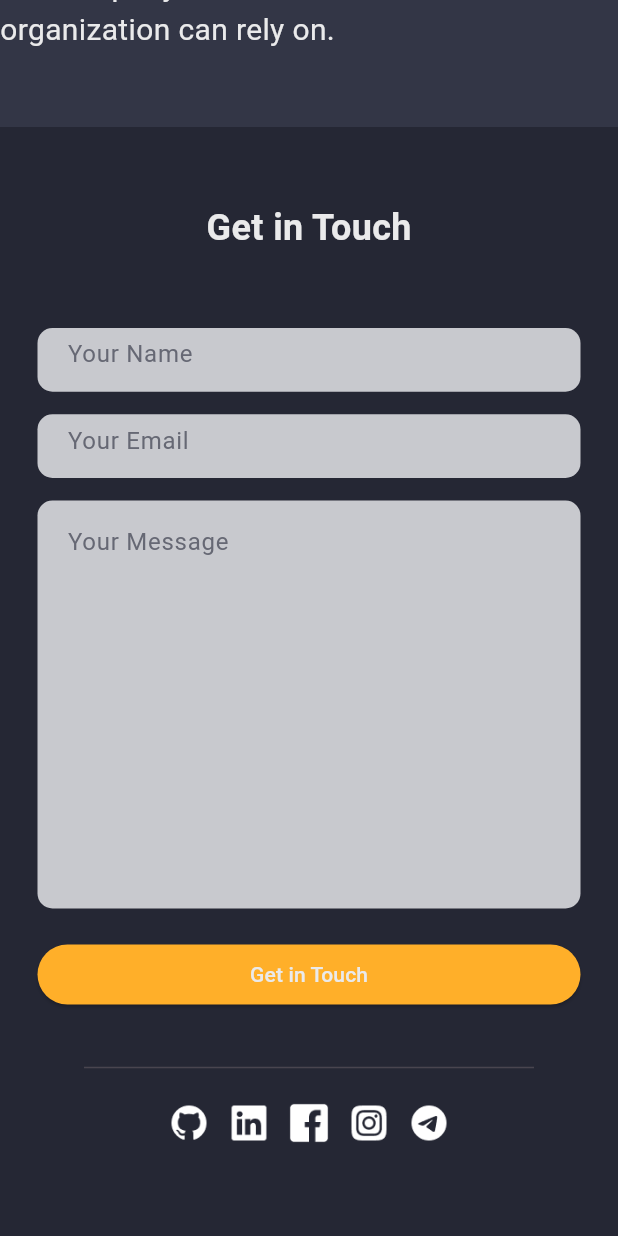
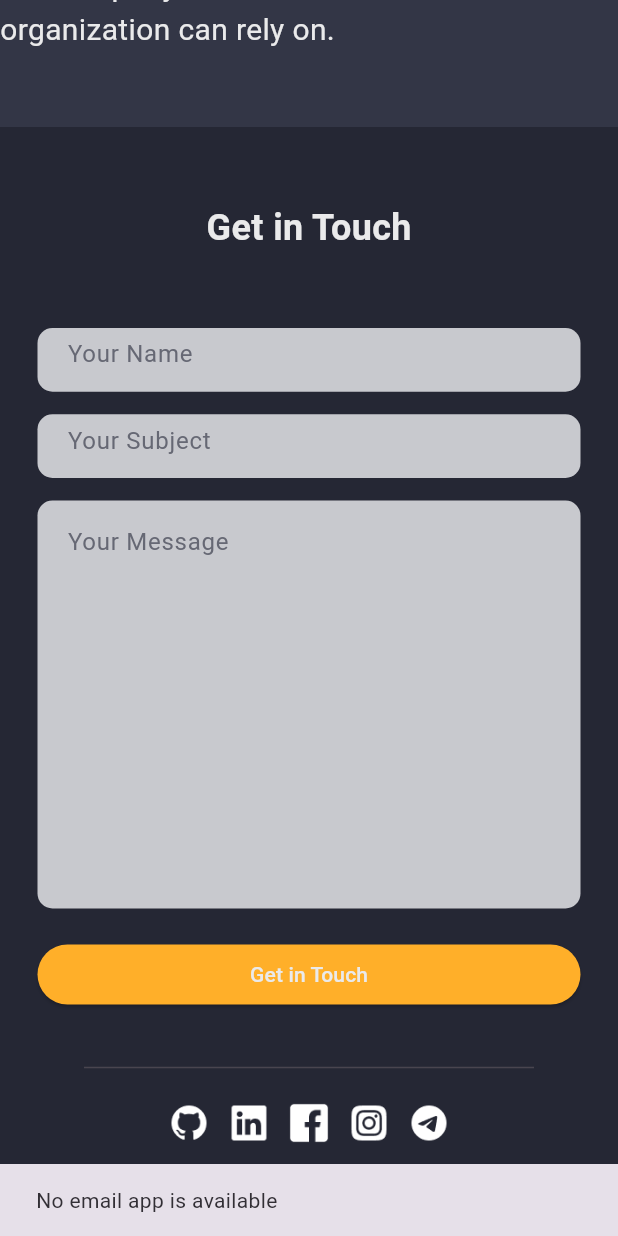
Before and after one commit to arjunpoudel754/My_Portfolio, a Flutter app: the screen it shows after launch, scrolled down 3456 dp, after a tap on "Get in Touch", on a phone screen of 412 x 824 dp. Run offline on Flutter 3.47's test engine with Material 3 defaults, Android fonts, the phone set to English and light mode, and no system bars.

Commit message:
emailing works

```diff
--- a/lib/utils/url_launcher_utils.dart
+++ b/lib/utils/url_launcher_utils.dart
@@ -1,8 +1,52 @@
+import 'package:flutter/material.dart';
 import 'package:url_launcher/url_launcher.dart';
 
 Future<void> openUrl(String urlString) async {
   final Uri uri = Uri.parse(urlString);
-  if (!await launchUrl(uri)) {
+  if (!await launchUrl(uri, mode: LaunchMode.externalApplication)) {
     throw Exception('Could not launch $urlString');
   }
 }
+
+Future<void> composeEmail(
+  BuildContext context,
+  TextEditingController nameController,
+  TextEditingController subjectController,
+  TextEditingController messageController,
+) async {
+  final name = nameController.text.trim();
+  final subject = subjectController.text.trim();
+  final message = messageController.text.trim();
+
+  final emailBody = <String>[
+    'Dear Soe Myint,',
+    if (message.isNotEmpty) message,
+    if (name.isNotEmpty) 'Warm regards,\n$name\n',
+  ].join('\n\n');
+
+  final emailUri = Uri(
+    scheme: 'mailto',
+    path: 'arjunpoudel754@gmail.com',
+    queryParameters: {
+      'subject': subject.isEmpty ? 'Portfolio Inquiry' : subject,
+      'body': emailBody,
+    },
+  );
+
+  try {
+    if (await canLaunchUrl(emailUri)) {
+      await launchUrl(emailUri, mode: LaunchMode.externalApplication);
+      return;
+    }
+
+    if (!context.mounted) return;
+    ScaffoldMessenger.of(context).showSnackBar(
+      const SnackBar(content: Text('No email app is available')),
+    );
+  } catch (e) {
+    if (!context.mounted) return;
+    ScaffoldMessenger.of(context).showSnackBar(
+      SnackBar(content: Text('Could not open email: $e')),
+    );
+  }
+}
--- a/lib/widgets/contact_section.dart
+++ b/lib/widgets/contact_section.dart
@@ -13,8 +13,9 @@ class ContactSection extends StatelessWidget {
 
   @override
   Widget build(BuildContext context) {
-    final TextEditingController name = TextEditingController();
-    final TextEditingController email = TextEditingController();
+    final TextEditingController nameController = TextEditingController();
+    final TextEditingController subjectController = TextEditingController();
+    final TextEditingController messageController = TextEditingController();
 
     return Container(
                 padding: const EdgeInsets.fromLTRB(25, 20, 25, 60),
@@ -40,10 +41,11 @@ class ContactSection extends StatelessWidget {
                       ),
                       child: LayoutBuilder(builder: ((context, constraints) {
                         if (constraints.maxWidth >= kMinDesktopWidth) {
-                          return nameEmailFieldDesktop(name, email);
+                          return nameEmailFieldDesktop(nameController, subjectController);
                         }
+
                         else{
-                        return nameEmailFieldMobile(name, email);
+                        return nameEmailFieldMobile(nameController, subjectController);
                         }
                       }))
                     ),
@@ -55,6 +57,7 @@ class ContactSection extends StatelessWidget {
                         maxWidth: 700,
                       ),
                       child: CustomTextfield(
+                        controller: messageController,
                         hintText: "Your Message",
                         maxLines: 10,
                       ),
@@ -69,15 +72,26 @@ class ContactSection extends StatelessWidget {
                       child: SizedBox(
                         width: double.maxFinite,
                         child: ElevatedButton(
-                          onPressed: (){
-
-                          },
-                          style: ElevatedButton.styleFrom(backgroundColor: CustomColor.yellowPrimary,),
-                          child: const Text("Get in Touch",
-                          style: TextStyle(
-                            color: CustomColor.whitePrimary,
-                          ),))),
-                    ),
+                            onPressed: () {
+                              composeEmail(
+                                context,
+                                nameController,
+                                subjectController,
+                                messageController,
+                              );
+                            },
+                            style: ElevatedButton.styleFrom(
+                              backgroundColor: CustomColor.yellowPrimary,
+                            ),
+                            child: const Text(
+                              "Get in Touch",
+                              style: TextStyle(
+                                color: CustomColor.whitePrimary,
+                              ),
+                            ),
+                          ),
+                        ),
+                      ),
                     const SizedBox(height: 30,),
                     ConstrainedBox(
                       constraints: BoxConstraints(
@@ -130,40 +144,40 @@ class ContactSection extends StatelessWidget {
               );
   }
 
-  Row nameEmailFieldDesktop(TextEditingController name, TextEditingController email){
+  Row nameEmailFieldDesktop(TextEditingController nameController, TextEditingController subjectController){
     return Row(
                         children: [
                           Flexible(
                             child: CustomTextfield(
-                              controller: name ,
+                              controller: nameController ,
                               hintText: "Your Name",
                             )
                           ),
                           const SizedBox(width: 15,),
                           Flexible(
                             child: CustomTextfield(
-                              controller: email,
-                              hintText: "Your Email",
+                              controller: subjectController,
+                              hintText: "Enter Subject",
                             )
                           ),
                         ],
                       );
   }
 
-  Column nameEmailFieldMobile(TextEditingController name, TextEditingController email) {
+  Column nameEmailFieldMobile(TextEditingController nameController, TextEditingController subjectController) {
     return Column(
                         children: [
                           Flexible(
                             child: CustomTextfield(
-                              controller: name,
+                              controller: nameController,
                               hintText: "Your Name",
                             )
                           ),
                           const SizedBox(height: 15.0,),
                           Flexible(
                             child: CustomTextfield(
-                              controller: email,
-                              hintText: "Your Email",
+                              controller: subjectController,
+                              hintText: "Your Subject",
                             )
                           ),
                         ],
```
Also changed, not shown: lib/widgets/email.dart (added, +119 -0 lines).
